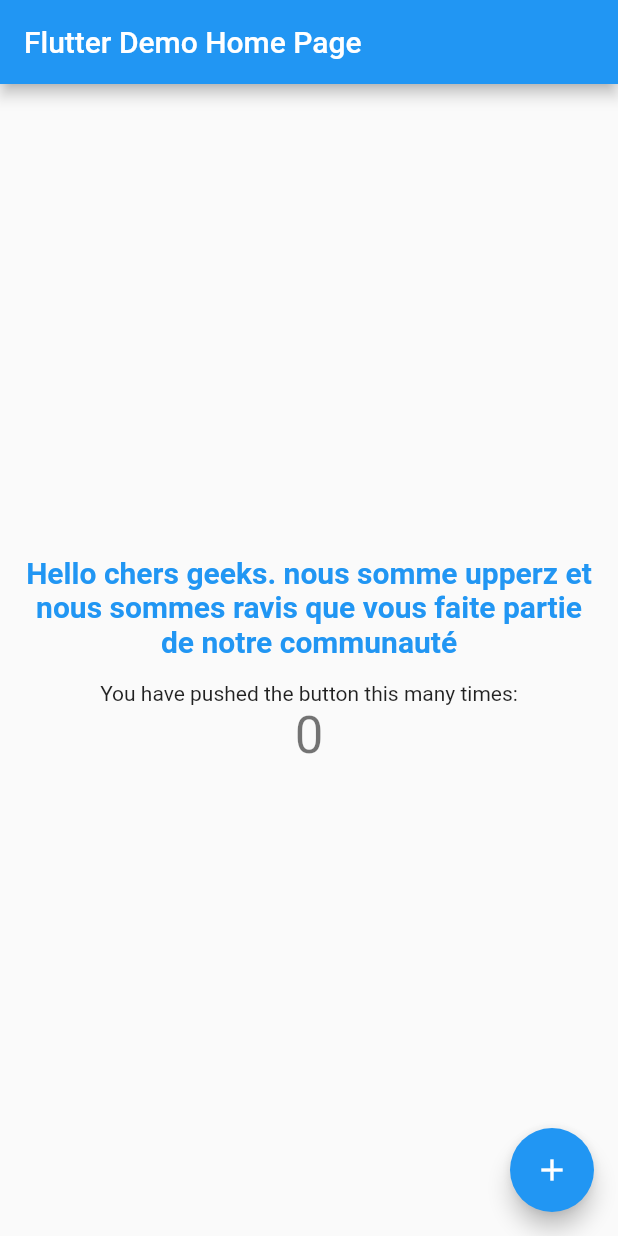
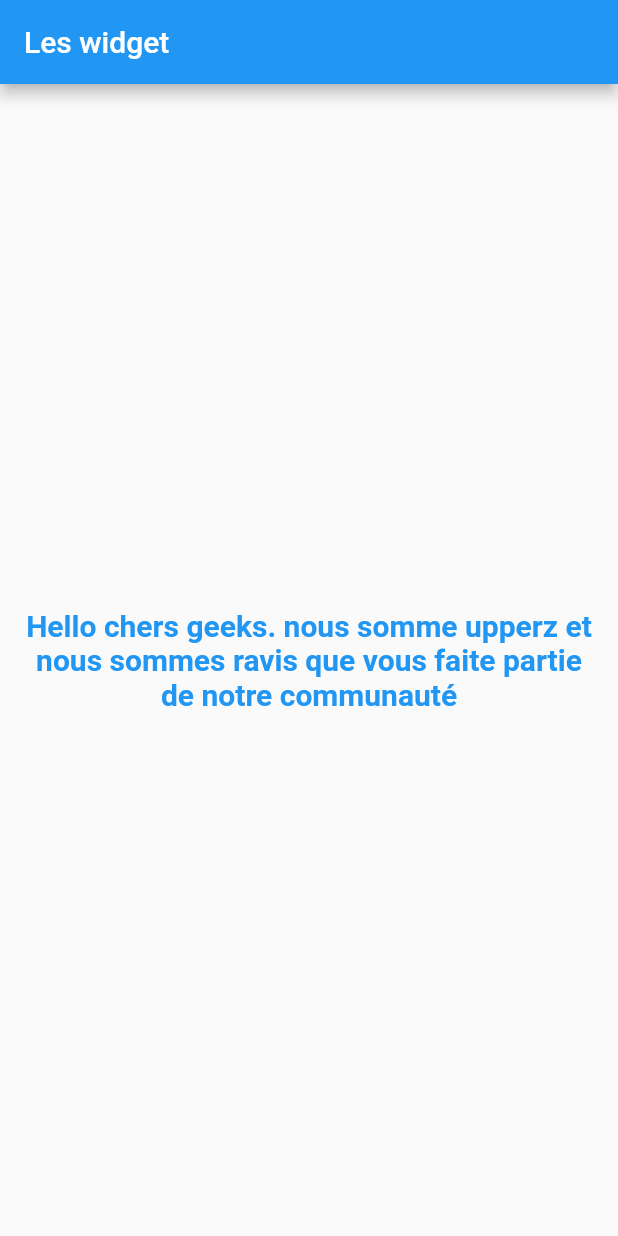
Before and after one commit to baruka99/tuto_upperz, a Flutter app: the screen it shows after launch, on a phone screen of 412 x 824 dp. Run offline on Flutter 3.47's test engine with Material 2 defaults, Android fonts, the phone set to English and light mode, and no system bars.

Commit message:
Text widget

```diff
--- a/lib/main.dart
+++ b/lib/main.dart
@@ -2,11 +2,11 @@ import 'package:flutter/material.dart';
 import 'package:tuto/screens/widget/widget.dart';
 
 void main() {
-  runApp(const MyApp());
+  runApp(const UpperzApp());
 }
 
-class MyApp extends StatelessWidget {
-  const MyApp({Key? key}) : super(key: key);
+class UpperzApp extends StatelessWidget {
+  const UpperzApp({Key? key}) : super(key: key);
 
   // This widget is the root of your application.
   @override
@@ -14,110 +14,28 @@ class MyApp extends StatelessWidget {
     return MaterialApp(
       title: 'Flutter Demo',
       theme: ThemeData(
-        // This is the theme of your application.
-        //
-        // Try running your application with "flutter run". You'll see the
-        // application has a blue toolbar. Then, without quitting the app, try
-        // changing the primarySwatch below to Colors.green and then invoke
-        // "hot reload" (press "r" in the console where you ran "flutter run",
-        // or simply save your changes to "hot reload" in a Flutter IDE).
-        // Notice that the counter didn't reset back to zero; the application
-        // is not restarted.
         primarySwatch: Colors.blue,
       ),
-      home: const MyHomePage(title: 'Flutter Demo Home Page'),
+      home: const HomeApp(),
     );
   }
 }
 
-class MyHomePage extends StatefulWidget {
-  const MyHomePage({Key? key, required this.title}) : super(key: key);
-
-  // This widget is the home page of your application. It is stateful, meaning
-  // that it has a State object (defined below) that contains fields that affect
-  // how it looks.
-
-  // This class is the configuration for the state. It holds the values (in this
-  // case the title) provided by the parent (in this case the App widget) and
-  // used by the build method of the State. Fields in a Widget subclass are
-  // always marked "final".
-
-  final String title;
-
-  @override
-  State<MyHomePage> createState() => _MyHomePageState();
-}
-
-class _MyHomePageState extends State<MyHomePage> {
-  int _counter = 0;
-
-  void _incrementCounter() {
-    setState(() {
-      // This call to setState tells the Flutter framework that something has
-      // changed in this State, which causes it to rerun the build method below
-      // so that the display can reflect the updated values. If we changed
-      // _counter without calling setState(), then the build method would not be
-      // called again, and so nothing would appear to happen.
-      _counter++;
-    });
-  }
+class HomeApp extends StatelessWidget {
+  const HomeApp({Key? key}) : super(key: key);
 
   @override
   Widget build(BuildContext context) {
-    // This method is rerun every time setState is called, for instance as done
-    // by the _incrementCounter method above.
-    //
-    // The Flutter framework has been optimized to make rerunning build methods
-    // fast, so that you can just rebuild anything that needs updating rather
-    // than having to individually change instances of widgets.
     return Scaffold(
       appBar: AppBar(
-        // Here we take the value from the MyHomePage object that was created by
-        // the App.build method, and use it to set our appbar title.
-        title: Text(widget.title),
+        title: const Text("Les widget"),
       ),
-      body: Padding(
-        padding: const EdgeInsets.all(15),
+      body: const Padding(
+        padding: EdgeInsets.all(15),
         child: Center(
-          // Center is a layout widget. It takes a single child and positions it
-          // in the middle of the parent.
-          child: Column(
-            // Column is also a layout widget. It takes a list of children and
-            // arranges them vertically. By default, it sizes itself to fit its
-            // children horizontally, and tries to be as tall as its parent.
-            //
-            // Invoke "debug painting" (press "p" in the console, choose the
-            // "Toggle Debug Paint" action from the Flutter Inspector in Android
-            // Studio, or the "Toggle Debug Paint" command in Visual Studio Code)
-            // to see the wireframe for each widget.
-            //
-            // Column has various properties to control how it sizes itself and
-            // how it positions its children. Here we use mainAxisAlignment to
-            // center the children vertically; the main axis here is the vertical
-            // axis because Columns are vertical (the cross axis would be
-            // horizontal).
-            mainAxisAlignment: MainAxisAlignment.center,
-            children: <Widget>[
-              const TextWidget(),
-              const SizedBox(
-                height: 15,
-              ),
-              const Text(
-                'You have pushed the button this many times:',
-              ),
-              Text(
-                '$_counter',
-                style: Theme.of(context).textTheme.headline4,
-              ),
-            ],
-          ),
+          child: TextWidget(),
         ),
       ),
-      floatingActionButton: FloatingActionButton(
-        onPressed: _incrementCounter,
-        tooltip: 'Increment',
-        child: const Icon(Icons.add),
-      ), // This trailing comma makes auto-formatting nicer for build methods.
     );
   }
 }
```
Also changed, not shown: 1 other file.
